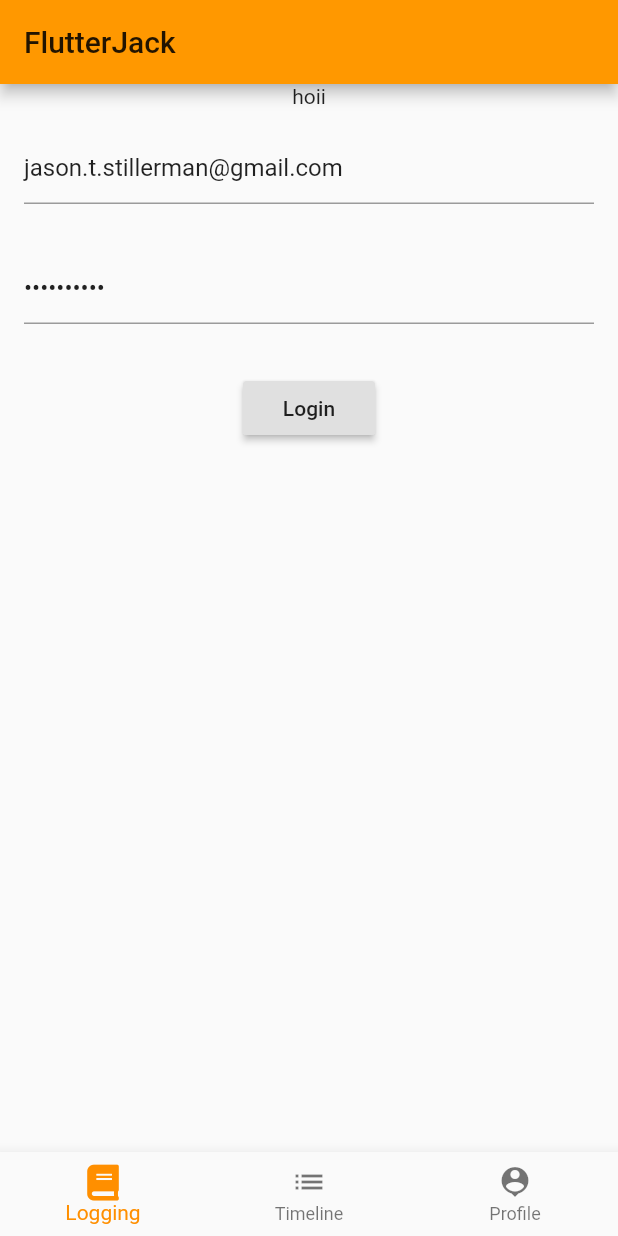
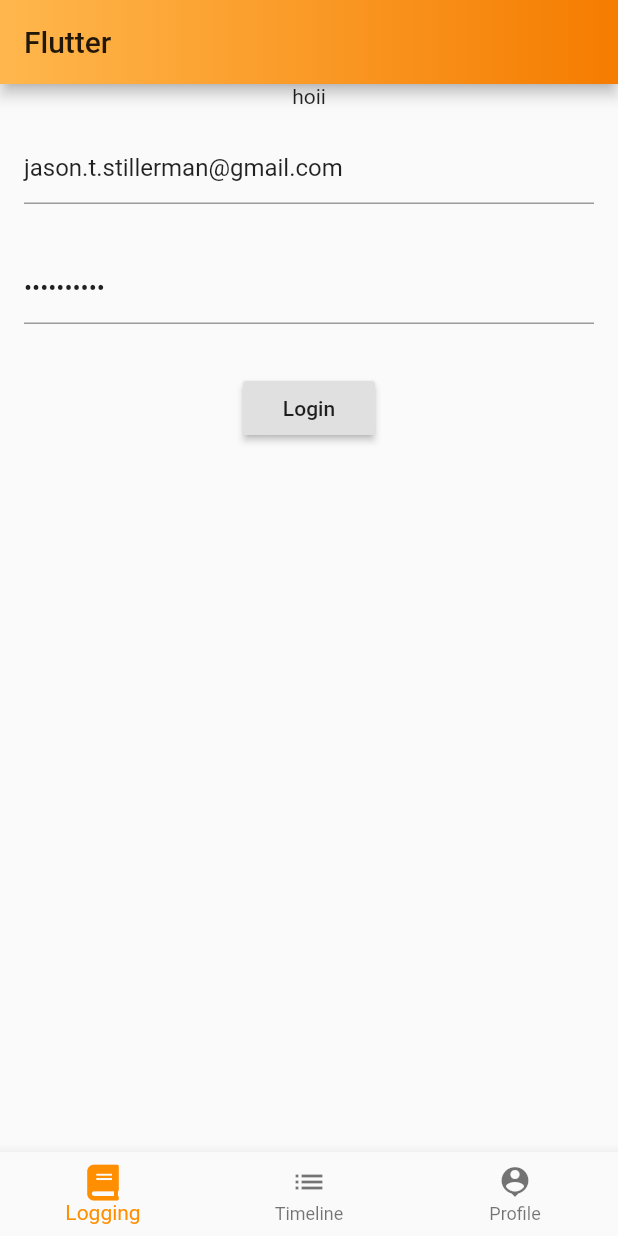
Before and after one commit to Stillerman/LumberJack, a Flutter app: the screen it shows after launch, on a phone screen of 412 x 824 dp. Run offline on Flutter 3.47's test engine with Material 2 defaults, Android fonts, the phone set to English and light mode, and no system bars; our stand-ins replace font_awesome_flutter, gradient_app_bar; missing offline and left inert: flutter_cupertino_date_picker.

Commit message:
Linear Gradient

```diff
--- a/test_boogie/lib/main.dart
+++ b/test_boogie/lib/main.dart
@@ -1,5 +1,6 @@
 import 'package:flutter/material.dart';
 import 'package:font_awesome_flutter/font_awesome_flutter.dart';
+import 'package:gradient_app_bar/gradient_app_bar.dart';
 import 'package:test_boogie/FlutterJack.dart';
 import 'package:test_boogie/Login.dart';
 
@@ -10,7 +11,7 @@ class MyApp extends StatelessWidget {
   @override
   Widget build(BuildContext context) {
     return MaterialApp(
-      title: 'FlutterJack',
+      title: 'FluttaJack',
       theme: ThemeData(
         primarySwatch: Colors.orange,
       ),
@@ -82,9 +83,10 @@ class _MyHomePageState extends State<MyHomePage> {
   @override
   Widget build(BuildContext context) {
     return Scaffold(
-      appBar: AppBar(
-        title: Text(widget.title),
-      ),
+      appBar: GradientAppBar(
+    title: Text('Flutter'),
+    gradient: LinearGradient(colors: [Colors.orange[300], Colors.orange[700]])
+  ),
       body: Center(
         child: mainContent()
       ),
--- a/test_boogie/pubspec.yaml
+++ b/test_boogie/pubspec.yaml
@@ -14,6 +14,7 @@ dependencies:
   intl: ^0.16.0
   provider: 3.1.0+1
   flutter_cupertino_date_picker: ^1.0.12
+  gradient_app_bar: ^0.1.3
 
   # The following adds the Cupertino Icons font to your application.
   # Use with the CupertinoIcons class for iOS style icons.
```
Also changed, not shown: test_boogie/pubspec.lock.
